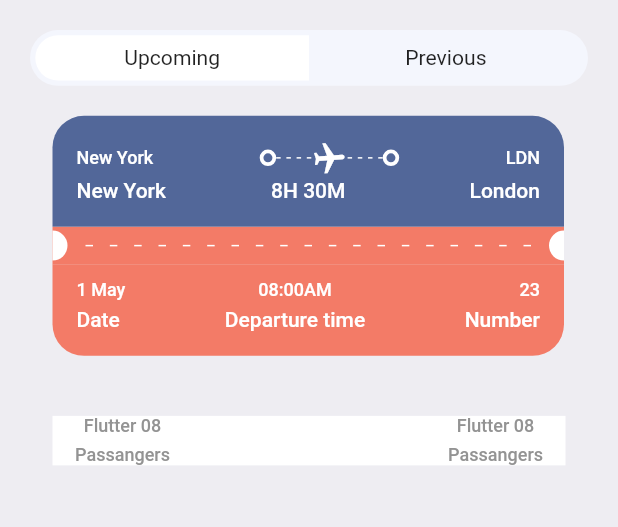
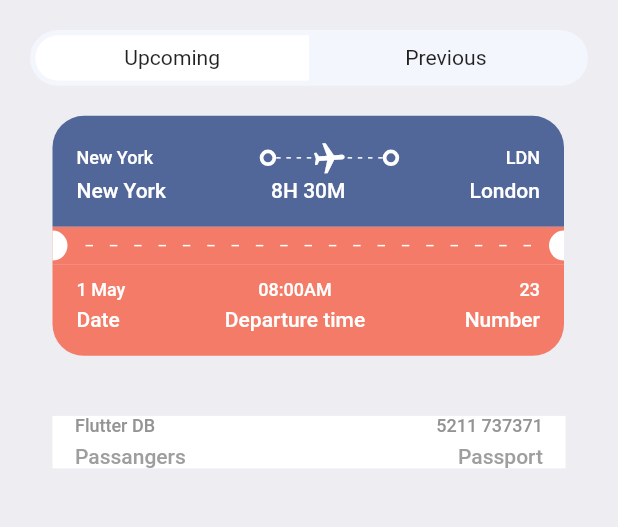
Before and after one commit to Abinnnn/ticketingApp_flutter, a Flutter app: the TicketScreen screen opened directly, on a phone screen of 412 x 824 dp, the part 135-662 px from its top. Run offline on Flutter 3.47's test engine with Material 2 defaults, Android fonts, the phone set to English and light mode, and no system bars; our stand-ins replace fluentui_icons, gap, get.

Commit message:
reuseable widget for ticket page

```diff
--- a/lib/widgets/column_layout.dart
+++ b/lib/widgets/column_layout.dart
@@ -1,4 +1,5 @@
 import 'package:flutter/cupertino.dart';
+import 'package:flutter/material.dart';
 import 'package:flutter/src/foundation/key.dart';
 import 'package:flutter/src/widgets/framework.dart';
 import 'package:gap/gap.dart';
@@ -9,22 +10,33 @@ import '../utils/app_styles.dart';
 class AppColumnLayout extends StatelessWidget {
   final String firstText;
   final String secondText;
+  final bool? isColor;
+  final CrossAxisAlignment alignment;
   const AppColumnLayout(
-      {Key? key, required this.firstText, required this.secondText})
+      {Key? key,
+      required this.firstText,
+      required this.secondText,
+      required this.alignment,
+      this.isColor})
       : super(key: key);
 
   @override
   Widget build(BuildContext context) {
     return Column(
+      crossAxisAlignment: alignment,
       children: [
         Text(
-          "Flutter 08",
-          style: Styles.headLineStyle3,
+          firstText,
+          style: isColor == null
+              ? Styles.headLineStyle3.copyWith(color: Colors.white)
+              : Styles.headLineStyle3,
         ),
         Gap(AppLayout.getHeight(5)),
         Text(
-          "Passangers",
-          style: Styles.headLineStyle3,
+          secondText,
+          style: isColor == null
+              ? Styles.headLineStyle4.copyWith(color: Colors.white)
+              : Styles.headLineStyle4,
         ),
       ],
     );
```
